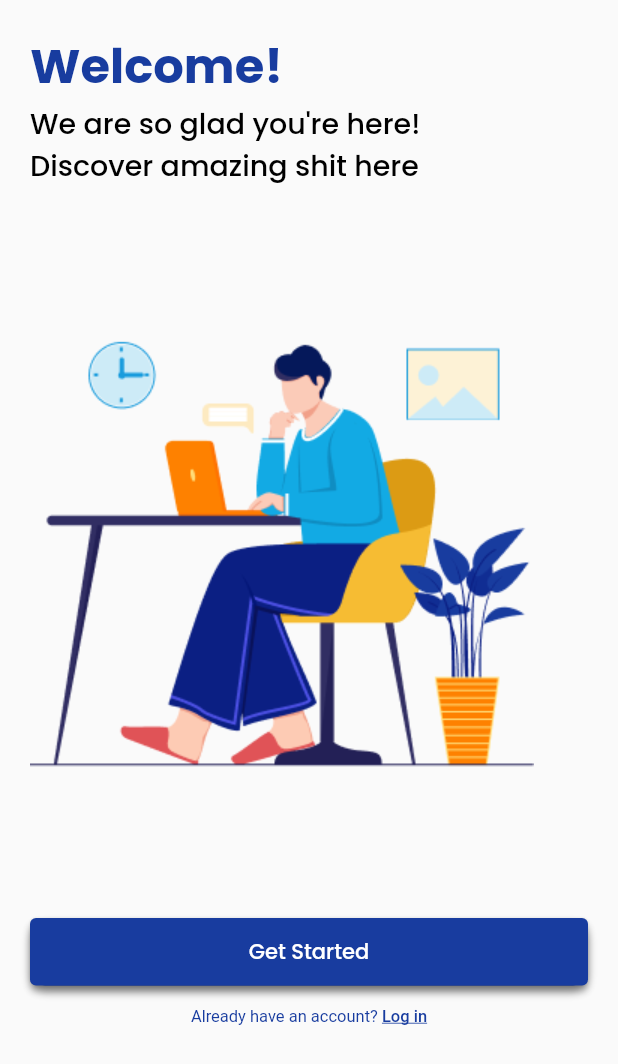
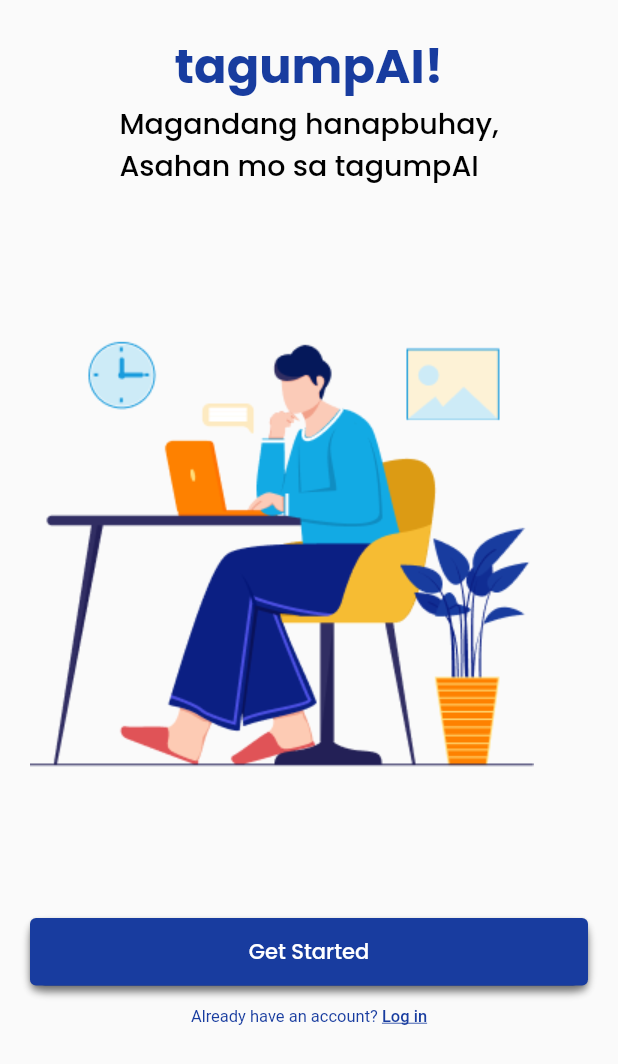
Before and after one commit to DevIsko-Hackathon/tagump.ai, a Flutter app: the WelcomeScreen screen opened by its route, on a phone screen of 412 x 824 dp. Shown: the top 1064 px of the screen. Run offline on Flutter 3.47's test engine with Material 2 defaults, Android fonts, the phone set to English and light mode, and no system bars; our stand-ins replace carousel_slider, cloud_firestore, email_validator, firebase_auth, firebase_core, firebase_storage and 8 more; missing offline and left inert: dart:ffi; accounts and stored records are empty; project files that could hold a hidden picture were left out.

Commit message:
fix issue

```diff
--- a/lib/main.dart
+++ b/lib/main.dart
@@ -8,8 +8,8 @@ import 'package:tagumpai/provider/api_provider.dart';
 import 'package:tagumpai/provider/user_provider.dart';
 import 'package:tagumpai/views/auth/wrapper.dart';
 
-
 import 'package:provider/provider.dart';
+import 'package:tagumpai/views/welcome_screen.dart';
 
 void main() async {
   WidgetsFlutterBinding.ensureInitialized();
@@ -38,7 +38,7 @@ class MyApp extends StatelessWidget {
       ],
       child: MaterialApp(
         debugShowCheckedModeBanner: false,
-        initialRoute: Wrapper.route,
+        initialRoute: WelcomeScreen.route,
         routes: getRoutes(),
         theme: ThemeData(
           textTheme: GoogleFonts.poppinsTextTheme(),
--- a/lib/views/welcome_screen.dart
+++ b/lib/views/welcome_screen.dart
@@ -22,23 +22,23 @@ class WelcomeScreen extends StatelessWidget {
               mainAxisAlignment: MainAxisAlignment.center,
               crossAxisAlignment: CrossAxisAlignment.start,
               children: [
-                TextWidget(
-                  label: "Welcome!",
+                Align(
+                  alignment: Alignment.center,
+                  child: TextWidget(
+                    label: "tagumpAI!",
                     fontSize: 32,
                     color: tBlueColor,
                     fontWeight: FontWeight.bold,
                   ),
-                TextWidget(
-                  label: "We are so glad you're here!",
+                ),
+                Align(
+                  alignment: Alignment.center,
+                  child: TextWidget(
+                    label: "Magandang hanapbuhay,\nAsahan mo sa tagumpAI",
                     fontWeight: FontWeight.w500,
                     fontSize: 19,
                     color: Colors.black,
                   ),
-                TextWidget(
-                  label: "Discover amazing shit here",
-                  fontWeight: FontWeight.w500,
-                  fontSize: 19,
-                  color: Colors.black,
                 ),
                 SizedBox(
                   height: 100,
```
Lines whose indentation alone changed are shown as unchanged.
